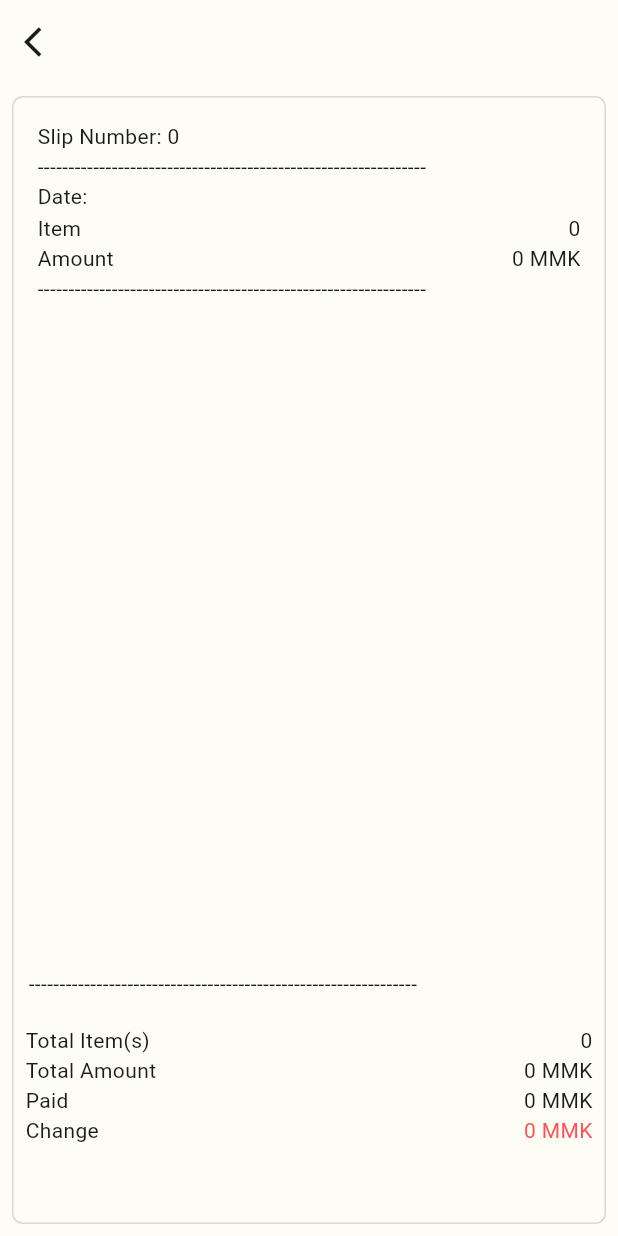
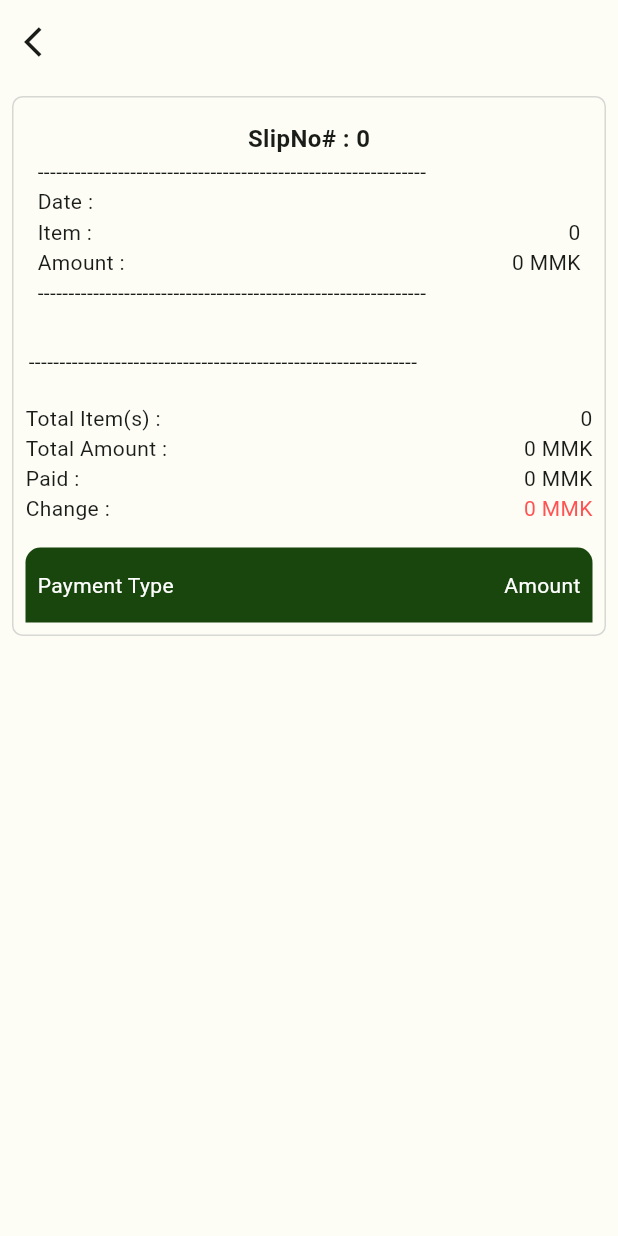
Before and after one commit to NayZinHtoo/stock_order, a Flutter app: the StockOrderDetailScreen screen opened directly with empty values, on a phone screen of 412 x 824 dp. Run offline on Flutter 3.47's test engine with Material 2 defaults, Android fonts, the light colour scheme and no system bars; our stand-ins replace chips_choice, fluttertoast, image_picker, sqflite; accounts and stored records are empty.

Commit message:
update filter list for slip

```diff
--- a/lib/screens/stock_order_detail_screen.dart
+++ b/lib/screens/stock_order_detail_screen.dart
@@ -45,7 +45,9 @@ class _StockOrderDetailScreenState extends State<StockOrderDetailScreen> {
     List<StockOrderPayment> list = await stockOrderPaymentProvider
         .getStockPaymentList(widget.stockHeader.syskey!);
     for (var payment in list) {
+      if (payment.amount! > 0) {
         paidAmount += payment.amount!;
+      }
     }
     changeAmount = paidAmount - widget.stockHeader.amount!;
     setState(() {});
@@ -69,6 +71,7 @@ class _StockOrderDetailScreenState extends State<StockOrderDetailScreen> {
         decoration: BoxDecoration(
             border: Border.all(color: Colors.grey.withOpacity(0.4)),
             borderRadius: BorderRadius.circular(7.0)),
+        child: SingleChildScrollView(
           child: Column(
             mainAxisAlignment: MainAxisAlignment.center,
             crossAxisAlignment: CrossAxisAlignment.start,
@@ -80,14 +83,22 @@ class _StockOrderDetailScreenState extends State<StockOrderDetailScreen> {
                     mainAxisAlignment: MainAxisAlignment.start,
                     crossAxisAlignment: CrossAxisAlignment.start,
                     children: [
-                    Text('Slip Number: ${widget.stockHeader.slipNumber!}'),
+                      Center(
+                        child: Text(
+                          'SlipNo# : ${widget.stockHeader.slipNumber!}',
+                          style: const TextStyle(
+                            fontSize: 16,
+                            fontWeight: FontWeight.bold,
+                          ),
+                        ),
+                      ),
                       const Text(
                           '---------------------------------------------------------------'),
                       Row(
                         mainAxisAlignment: MainAxisAlignment.spaceBetween,
                         crossAxisAlignment: CrossAxisAlignment.start,
                         children: [
-                        Text('Date: ${widget.stockHeader.date}'),
+                          Text('Date : ${widget.stockHeader.date}'),
                           Text('${widget.stockHeader.time}'),
                         ],
                       ),
@@ -97,7 +108,7 @@ class _StockOrderDetailScreenState extends State<StockOrderDetailScreen> {
                           mainAxisAlignment: MainAxisAlignment.spaceBetween,
                           crossAxisAlignment: CrossAxisAlignment.start,
                           children: [
-                          const Text('Item'),
+                            const Text('Item : '),
                             Text('${provider.stockDetailList.length}'),
                           ],
                         );
@@ -106,7 +117,7 @@ class _StockOrderDetailScreenState extends State<StockOrderDetailScreen> {
                         mainAxisAlignment: MainAxisAlignment.spaceBetween,
                         crossAxisAlignment: CrossAxisAlignment.start,
                         children: [
-                        const Text('Amount'),
+                          const Text('Amount : '),
                           Text(
                               '${thousandsSeparatorsFormat(widget.stockHeader.amount!)} MMK'),
                         ],
@@ -115,15 +126,15 @@ class _StockOrderDetailScreenState extends State<StockOrderDetailScreen> {
                           '---------------------------------------------------------------'),
                     ]),
               ),
-            Expanded(
-              flex: 3,
+              SizedBox(
                 child: Consumer<StockOrderViewProvider>(
                     builder: (context, provider, _) {
                   return ListView.builder(
+                    shrinkWrap: true,
+                    physics: const NeverScrollableScrollPhysics(),
                     itemCount: provider.stockDetailList.length,
                     itemBuilder: (BuildContext context, int index) {
                       return Card(
-                      //margin: const EdgeInsets.all(18),
                         child: Padding(
                           padding: const EdgeInsets.all(18.0),
                           child: Column(
@@ -133,7 +144,8 @@ class _StockOrderDetailScreenState extends State<StockOrderDetailScreen> {
                               Text(
                                   '${index + 1}.${provider.stockDetailList[index].stkName}'),
                               Row(
-                              mainAxisAlignment: MainAxisAlignment.spaceBetween,
+                                mainAxisAlignment:
+                                    MainAxisAlignment.spaceBetween,
                                 crossAxisAlignment: CrossAxisAlignment.start,
                                 children: [
                                   Text(
@@ -155,53 +167,7 @@ class _StockOrderDetailScreenState extends State<StockOrderDetailScreen> {
                 child: Text(
                     '---------------------------------------------------------------'),
               ),
-            // Expanded(
-            //   child: Consumer<StockOrderPaymentProvider>(
-            //       builder: (context, provider, _) {
-            //     return ListView.builder(
-            //       itemCount: provider.orderPaymentList.length,
-            //       itemBuilder: (BuildContext context, int index) {
-            //         return Card(
-            //           //margin: const EdgeInsets.all(18),
-            //           child: Padding(
-            //             padding: const EdgeInsets.all(18.0),
-            //             child: Column(
-            //               mainAxisAlignment: MainAxisAlignment.center,
-            //               crossAxisAlignment: CrossAxisAlignment.start,
-            //               children: [
-            //                 Row(
-            //                   mainAxisAlignment: MainAxisAlignment.spaceBetween,
-            //                   crossAxisAlignment: CrossAxisAlignment.start,
-            //                   children: [
-            //                     provider.orderPaymentList[index].amount! > 0
-            //                         ? Text(
-            //                             '${provider.orderPaymentList[index].paymentdesc}')
-            //                         : const Text(
-            //                             'Change',
-            //                             style:
-            //                                 TextStyle(color: Colors.redAccent),
-            //                           ),
-            //                     Text(
-            //                       '${thousandsSeparatorsFormat(provider.orderPaymentList[index].amount!)} MMK',
-            //                       style: TextStyle(
-            //                         color: provider.orderPaymentList[index]
-            //                                     .amount! <
-            //                                 0
-            //                             ? Colors.redAccent
-            //                             : null,
-            //                       ),
-            //                     ),
-            //                   ],
-            //                 ),
-            //               ],
-            //             ),
-            //           ),
-            //         );
-            //       },
-            //     );
-            //   }),
-            // ),
-            Expanded(
+              SizedBox(
                 child: Padding(
                   padding: const EdgeInsets.all(8.0),
                   child: Column(
@@ -214,7 +180,7 @@ class _StockOrderDetailScreenState extends State<StockOrderDetailScreen> {
                         children: [
                           const Flexible(
                             flex: 1,
-                          child: Text('Total Item(s) '),
+                            child: Text('Total Item(s) : '),
                           ),
                           Flexible(
                             flex: 1,
@@ -231,7 +197,7 @@ class _StockOrderDetailScreenState extends State<StockOrderDetailScreen> {
                         children: [
                           const Flexible(
                             flex: 1,
-                          child: Text('Total Amount'),
+                            child: Text('Total Amount : '),
                           ),
                           Flexible(
                             flex: 1,
@@ -246,7 +212,7 @@ class _StockOrderDetailScreenState extends State<StockOrderDetailScreen> {
                         children: [
                           const Flexible(
                             flex: 1,
-                          child: Text('Paid'),
+                            child: Text('Paid : '),
                           ),
                           Flexible(
                             flex: 1,
@@ -261,7 +227,7 @@ class _StockOrderDetailScreenState extends State<StockOrderDetailScreen> {
                         children: [
                           const Flexible(
                             flex: 1,
-                          child: Text('Change'),
+                            child: Text('Change : '),
                           ),
                           Flexible(
                             flex: 1,
@@ -276,7 +242,92 @@ class _StockOrderDetailScreenState extends State<StockOrderDetailScreen> {
                   ),
                 ),
               ),
+              Padding(
+                padding: const EdgeInsets.all(8.0),
+                child: Column(
+                  mainAxisAlignment: MainAxisAlignment.center,
+                  crossAxisAlignment: CrossAxisAlignment.start,
+                  children: [
+                    Container(
+                      decoration: const BoxDecoration(
+                        color: AppColor.greenColor,
+                        borderRadius: BorderRadius.only(
+                          topLeft: Radius.circular(10),
+                          topRight: Radius.circular(10),
+                        ),
+                      ),
+                      height: 50,
+                      child: const Row(
+                        mainAxisAlignment: MainAxisAlignment.spaceBetween,
+                        crossAxisAlignment: CrossAxisAlignment.center,
+                        children: [
+                          Padding(
+                            padding: EdgeInsets.all(8.0),
+                            child: Text(
+                              'Payment Type',
+                              style: TextStyle(color: Colors.white),
+                            ),
+                          ),
+                          Padding(
+                            padding: EdgeInsets.all(8.0),
+                            child: Text(
+                              'Amount',
+                              style: TextStyle(color: Colors.white),
+                            ),
+                          ),
                         ],
+                      ),
+                    ),
+                  ],
+                ),
+              ),
+              SizedBox(
+                child: Consumer<StockOrderPaymentProvider>(
+                    builder: (context, provider, _) {
+                  return ListView.builder(
+                    shrinkWrap: true,
+                    physics: const NeverScrollableScrollPhysics(),
+                    itemCount: provider.orderPaymentList.length,
+                    itemBuilder: (BuildContext context, int index) {
+                      return Padding(
+                        padding: const EdgeInsets.all(8.0),
+                        child: Column(
+                          mainAxisAlignment: MainAxisAlignment.center,
+                          crossAxisAlignment: CrossAxisAlignment.start,
+                          children: [
+                            Row(
+                              mainAxisAlignment: MainAxisAlignment.spaceBetween,
+                              crossAxisAlignment: CrossAxisAlignment.start,
+                              children: [
+                                provider.orderPaymentList[index].amount! > 0
+                                    ? Text(
+                                        '${provider.orderPaymentList[index].paymentdesc}')
+                                    : Text(
+                                        '${provider.orderPaymentList[index].paymentdesc}',
+                                        style: const TextStyle(
+                                            color: Colors.redAccent),
+                                      ),
+                                Text(
+                                  '${thousandsSeparatorsFormat(provider.orderPaymentList[index].amount!)} MMK',
+                                  style: TextStyle(
+                                    color: provider.orderPaymentList[index]
+                                                .amount! <
+                                            0
+                                        ? Colors.redAccent
+                                        : null,
+                                  ),
+                                ),
+                              ],
+                            ),
+                          ],
+                        ),
+                      );
+                    },
+                  );
+                }),
+              ),
+            ],
+          ),
         ),
       ),
     );
--- a/pubspec.yaml
+++ b/pubspec.yaml
@@ -73,6 +73,7 @@ flutter:
     - assets/strawberry.jpg
     - assets/rice.jpg
     - assets/noodle.jpeg
+    - assets/person.png
   # assets:
   #   - images/a_dot_burr.jpeg
   #   - images/a_dot_ham.jpeg
```
Also changed, not shown: lib/screens/stock_list_screen.dart (+8 -4 lines), lib/screens/stock_order_header_list_screen.dart (+4 -4 lines), assets/person.jpg (added), assets/person.png (added). Lines whose indentation alone changed are shown as unchanged.
